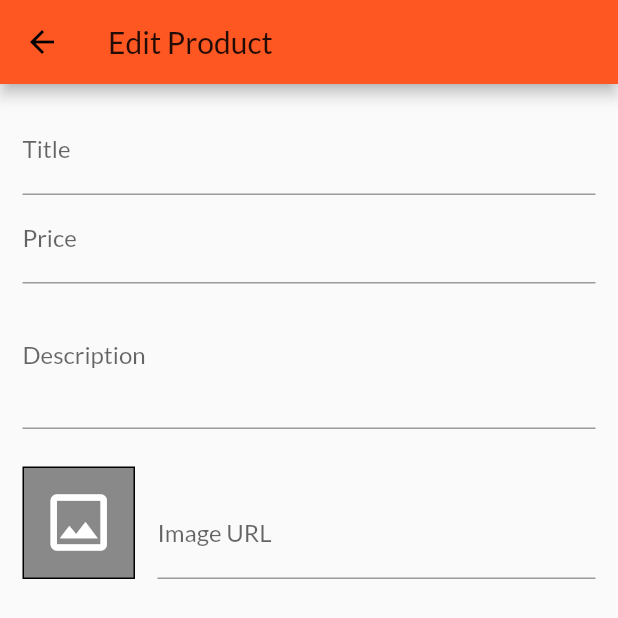
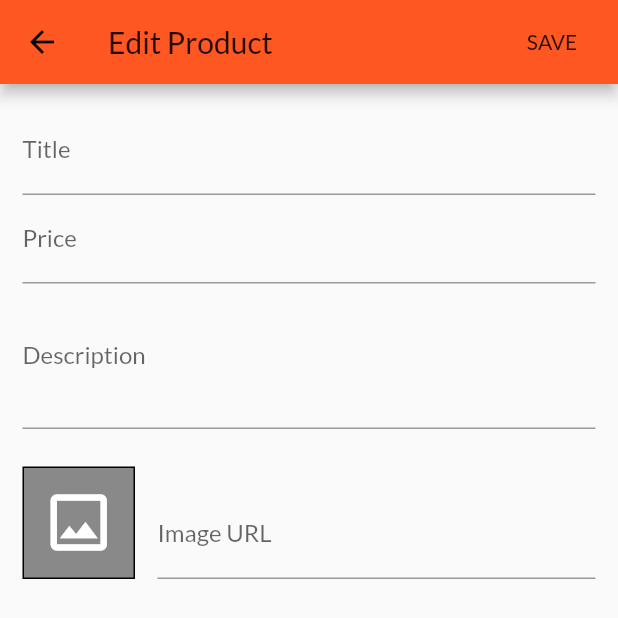
Before and after one commit to daviditco4/shop-app, a Flutter app: the EditProductPage screen opened by its route, on a phone screen of 412 x 824 dp, the top half of it. Run offline on Flutter 3.47's test engine with Material 2 defaults, Android fonts, the phone set to English and light mode, and no system bars; network calls fail.

Commit message:
Save form input in a new product

```diff
--- a/lib/pages/your_products/edit_product_page.dart
+++ b/lib/pages/your_products/edit_product_page.dart
@@ -1,5 +1,8 @@
 import 'package:flutter/material.dart';
 import 'package:flutter/services.dart';
+
+import '../../models/products/product.dart';
+import '../../models/utils/price.dart';
 
 class EditProductPage extends StatefulWidget {
   static const routeName = '/edit-product';
@@ -9,10 +12,36 @@ class EditProductPage extends StatefulWidget {
 }
 
 class _EditProductPageState extends State<EditProductPage> {
+  final _formInput = {
+    'id': null,
+    'title': '',
+    'description': '',
+    'price': Price(0.0),
+    'imageUrl': '',
+  };
+  final _formKey = GlobalKey<FormState>();
   final _priceFocusNode = FocusNode();
   final _descriptionFocusNode = FocusNode();
   final _imageUrlFocusNode = FocusNode();
   final _imageUrlController = TextEditingController();
+
+  void _saveForm() {
+    _formKey.currentState.save();
+
+    final newProduct = Product(
+      id: _formInput['id'],
+      title: _formInput['title'],
+      description: _formInput['description'],
+      price: _formInput['price'],
+      imageUrl: _formInput['imageUrl'],
+    );
+
+    print(newProduct.id);
+    print(newProduct.title);
+    print(newProduct.description);
+    print(newProduct.price);
+    print(newProduct.imageUrl);
+  }
 
   void _updateImage() {
     if (!_imageUrlFocusNode.hasFocus) setState(() {});
@@ -40,15 +69,20 @@ class _EditProductPageState extends State<EditProductPage> {
     const imageSize = 75.0;
 
     return Scaffold(
-      appBar: AppBar(title: const Text('Edit Product')),
+      appBar: AppBar(
+        title: const Text('Edit Product'),
+        actions: [FlatButton(onPressed: _saveForm, child: const Text('SAVE'))],
+      ),
       body: Padding(
         padding: const EdgeInsets.all(15.0),
         child: Form(
+          key: _formKey,
           child: SingleChildScrollView(
             child: Column(
               children: [
                 TextFormField(
                   decoration: const InputDecoration(labelText: 'Title'),
+                  onSaved: (newVal) => _formInput['title'] = newVal,
                   onFieldSubmitted: (_) {
                     focusScope.requestFocus(_priceFocusNode);
                   },
@@ -58,6 +92,7 @@ class _EditProductPageState extends State<EditProductPage> {
                   focusNode: _priceFocusNode,
                   decoration: const InputDecoration(labelText: 'Price'),
                   keyboardType: TextInputType.number,
+                  onSaved: (v) => _formInput['price'] = Price(double.parse(v)),
                   onFieldSubmitted: (_) {
                     focusScope.requestFocus(_descriptionFocusNode);
                   },
@@ -68,6 +103,7 @@ class _EditProductPageState extends State<EditProductPage> {
                   decoration: const InputDecoration(labelText: 'Description'),
                   maxLines: 3,
                   keyboardType: TextInputType.multiline,
+                  onSaved: (newVal) => _formInput['description'] = newVal,
                 ),
                 Row(
                   crossAxisAlignment: CrossAxisAlignment.end,
@@ -99,6 +135,8 @@ class _EditProductPageState extends State<EditProductPage> {
                           labelText: 'Image URL',
                         ),
                         keyboardType: TextInputType.url,
+                        onSaved: (newVal) => _formInput['imageUrl'] = newVal,
+                        onFieldSubmitted: (_) => _saveForm(),
                       ),
                     ),
                   ],
```
